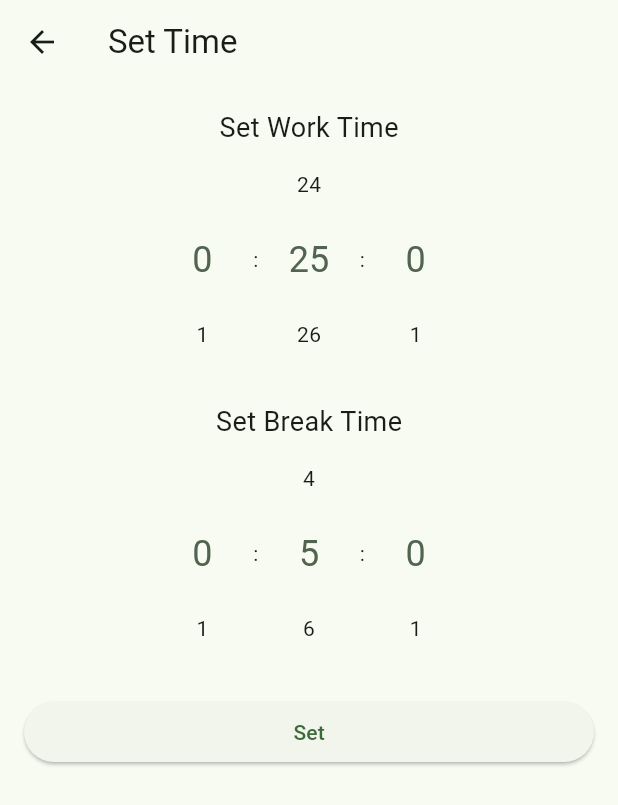
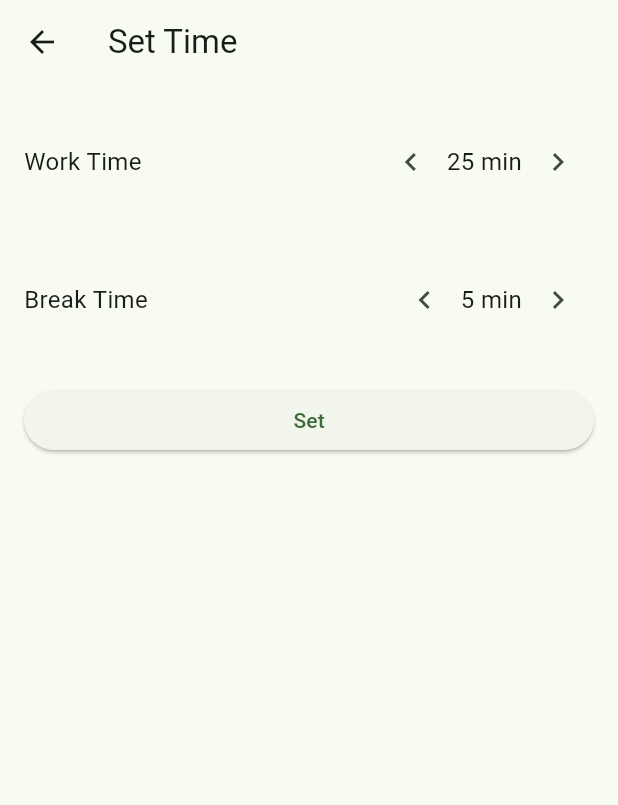
Before and after one commit to KvietelaitisMartynas/froggydoro_timer, a Flutter app: the screen it shows after launch, item 2 of the bottom bar chosen, after a tap on "Work/Break Time", on a phone screen of 412 x 824 dp. Shown: the top 805 px of the screen. Run offline on Flutter 3.47's test engine with Material 3 defaults, Android fonts, the phone set to English and light mode, and no system bars; drawn by our look-alikes of numberpicker; our stand-ins replace flutter_local_notifications, shared_preferences, wakelock_plus.

Commit message:
Time selection
Changed how the time is selected, hours deleted

```diff
--- a/froggydoro/lib/screens/main_screen.dart
+++ b/froggydoro/lib/screens/main_screen.dart
@@ -19,10 +19,8 @@ class _MainScreenState extends State<MainScreen>
   late TabController _tabController;
   int _selectedIndex = 0;
 
-  int _workHours = 0;
   int _workMinutes = 25;
   int _workSeconds = 0;
-  int _breakHours = 0;
   int _breakMinutes = 5;
   int _breakSeconds = 0;
   int _totalSeconds = 0;
@@ -60,31 +58,27 @@ class _MainScreenState extends State<MainScreen>
   }
 
   void _updateTimer(
-    int workHours,
     int workMinutes,
     int workSeconds,
-    int breakHours,
     int breakMinutes,
     int breakSeconds,
   ) {
     setState(() {
-      _workHours = workHours;
       _workMinutes = workMinutes;
       _workSeconds = workSeconds;
-      _breakHours = breakHours;
       _breakMinutes = breakMinutes;
       _breakSeconds = breakSeconds;
       if (_isBreakTime) {
-        _totalSeconds = _breakHours * 3600 + _breakMinutes * 60 + _breakSeconds;
+        _totalSeconds = _breakMinutes * 60 + _breakSeconds;
       } else {
-        _totalSeconds = _workHours * 3600 + _workMinutes * 60 + _workSeconds;
+        _totalSeconds = _workMinutes * 60 + _workSeconds;
       }
     });
     _resetTimer();
   }
 
   void _startTimer() {
-    if (_isRunning || (_workHours == 0 && _workMinutes == 0 && _workSeconds == 0)) return;
+    if (_isRunning || (_workMinutes == 0 && _workSeconds == 0)) return;
 
     setState(() {
       _isRunning = true;
@@ -114,7 +108,7 @@ class _MainScreenState extends State<MainScreen>
   void _startBreakTime() {
     setState(() {
       _isBreakTime = true;
-      _totalSeconds = _breakHours * 3600 + _breakMinutes * 60 + _breakSeconds;
+      _totalSeconds = _breakMinutes * 60 + _breakSeconds;
     });
 
     Notifications().showNotification(
@@ -127,7 +121,7 @@ class _MainScreenState extends State<MainScreen>
   void _restartWorkTime() {
     setState(() {
       _isBreakTime = false;
-      _totalSeconds = _workHours * 3600 + _workMinutes * 60 + _workSeconds;
+      _totalSeconds = _workMinutes * 60 + _workSeconds;
     });
 
     Notifications().showNotification(
@@ -151,14 +145,13 @@ class _MainScreenState extends State<MainScreen>
   void _resetTimer() {
     _stopTimer();
     _isBreakTime = false;
-    _totalSeconds = _workHours * 3600 + _workMinutes * 60 + _workSeconds;
+    _totalSeconds = _workMinutes * 60 + _workSeconds;
   }
 
   String _formatTime(int totalSeconds) {
-    int hours = totalSeconds ~/ 3600;
-    int minutes = (totalSeconds % 3600) ~/ 60;
+    int minutes = totalSeconds ~/ 60;
     int seconds = totalSeconds % 60;
-    return '${hours.toString().padLeft(2, '0')}:${minutes.toString().padLeft(2, '0')}:${seconds.toString().padLeft(2, '0')}';
+    return '${minutes.toString().padLeft(2, '0')}:${seconds.toString().padLeft(2, '0')}';
   }
 
   void _loadSessionCount() async {
@@ -176,13 +169,11 @@ class _MainScreenState extends State<MainScreen>
   void _loadTimeSettings() async {
     SharedPreferences prefs = await SharedPreferences.getInstance();
     setState(() {
-      _workHours = prefs.getInt('workHours') ?? 0;
       _workMinutes = prefs.getInt('workMinutes') ?? 25;
-      _workSeconds = prefs.getInt('workSeconds') ?? 0;
-      _breakHours = prefs.getInt('breakHours') ?? 0;
+      _workSeconds = 0;
       _breakMinutes = prefs.getInt('breakMinutes') ?? 5;
-      _breakSeconds = prefs.getInt('breakSeconds') ?? 0;
-      _updateTimer(_workHours, _workMinutes, _workSeconds, _breakHours, _breakMinutes, _breakSeconds);
+      _breakSeconds = 0;
+      _updateTimer(_workMinutes, _workSeconds, _breakMinutes, _breakSeconds);
     });
   }
 
--- a/froggydoro/lib/screens/settings_screen.dart
+++ b/froggydoro/lib/screens/settings_screen.dart
@@ -3,7 +3,7 @@ import 'package:shared_preferences/shared_preferences.dart';
 import 'time_settings_screen.dart';
 
 class SettingsScreen extends StatefulWidget {
-  final Function(int, int, int, int, int, int) updateTimer;
+  final Function(int, int, int, int) updateTimer;
   final ValueChanged<ThemeMode> onThemeModeChanged;
 
   const SettingsScreen({
--- a/froggydoro/lib/screens/time_settings_screen.dart
+++ b/froggydoro/lib/screens/time_settings_screen.dart
@@ -1,9 +1,9 @@
 import 'package:flutter/material.dart';
 import 'package:shared_preferences/shared_preferences.dart';
-import '../widgets/time_picker.dart';
+import '../widgets/time_step.dart';
 
 class TimeSettingsScreen extends StatefulWidget {
-  final Function(int, int, int, int, int, int) updateTimer;
+  final Function(int, int, int, int) updateTimer;
 
   const TimeSettingsScreen({required this.updateTimer, super.key});
 
@@ -12,12 +12,8 @@ class TimeSettingsScreen extends StatefulWidget {
 }
 
 class _TimeSettingsScreenState extends State<TimeSettingsScreen> {
-  int _workHours = 0;
   int _workMinutes = 25;
-  int _workSeconds = 0;
-  int _breakHours = 0;
   int _breakMinutes = 5;
-  int _breakSeconds = 0;
 
   @override
   void initState() {
@@ -28,23 +24,57 @@ class _TimeSettingsScreenState extends State<TimeSettingsScreen> {
   Future<void> _loadTimeSettings() async {
     final prefs = await SharedPreferences.getInstance();
     setState(() {
-      _workHours = prefs.getInt('workHours') ?? 0;
       _workMinutes = prefs.getInt('workMinutes') ?? 25;
-      _workSeconds = prefs.getInt('workSeconds') ?? 0;
-      _breakHours = prefs.getInt('breakHours') ?? 0;
       _breakMinutes = prefs.getInt('breakMinutes') ?? 5;
-      _breakSeconds = prefs.getInt('breakSeconds') ?? 0;
     });
   }
 
   Future<void> _saveTimeSettings() async {
     final prefs = await SharedPreferences.getInstance();
-    await prefs.setInt('workHours', _workHours);
     await prefs.setInt('workMinutes', _workMinutes);
-    await prefs.setInt('workSeconds', _workSeconds);
-    await prefs.setInt('breakHours', _breakHours);
     await prefs.setInt('breakMinutes', _breakMinutes);
-    await prefs.setInt('breakSeconds', _breakSeconds);
+  }
+
+  void saveTime() {
+    widget.updateTimer(
+      _workMinutes,
+      0,
+      _breakMinutes,
+      0,
+    );
+    _saveTimeSettings();
+  }
+
+  void addWorkTime() {
+    setState(() {
+      if (_workMinutes < 60){
+        _workMinutes += 5;
+      }
+    });
+  }
+
+  void subtractWorkTime() {
+    setState(() {
+      if (_workMinutes > 5) {
+        _workMinutes -= 5;
+      }
+    });
+  }
+
+  void addBreakTime() {
+    setState(() {
+      if (_breakMinutes < 30){
+        _breakMinutes += 5;
+      }
+    });
+  }
+
+  void subtractBreakTime() {
+    setState(() {
+      if (_breakMinutes > 5) {
+        _breakMinutes -= 5;
+      }
+    });
   }
 
   @override
@@ -55,41 +85,24 @@ class _TimeSettingsScreenState extends State<TimeSettingsScreen> {
         padding: const EdgeInsets.all(16.0),
         child: ListView(
           children: [
-            TimePickerWidget(
-              label: "Set Work Time",
-              hours: _workHours,
-              minutes: _workMinutes,
-              seconds: _workSeconds,
-              onHoursChanged: (value) => setState(() => _workHours = value),
-              onMinutesChanged: (value) => setState(() => _workMinutes = value),
-              onSecondsChanged: (value) => setState(() => _workSeconds = value),
+            TimeStep(
+              label: "Work Time",
+              value: _workMinutes,
+              onIncrement: addWorkTime,
+              onDecrement: subtractWorkTime,
+              unit: 'min',
             ),
             const SizedBox(height: 20),
-            TimePickerWidget(
-              label: "Set Break Time",
-              hours: _breakHours,
-              minutes: _breakMinutes,
-              seconds: _breakSeconds,
-              onHoursChanged: (value) => setState(() => _breakHours = value),
-              onMinutesChanged:
-                  (value) => setState(() => _breakMinutes = value),
-              onSecondsChanged:
-                  (value) => setState(() => _breakSeconds = value),
+            TimeStep(
+              label: "Break Time",
+              value: _breakMinutes,
+              onIncrement: addBreakTime,
+              onDecrement: subtractBreakTime,
+              unit: 'min',
             ),
             const SizedBox(height: 20),
             ElevatedButton(
-              onPressed: () {
-                widget.updateTimer(
-                  _workHours,
-                  _workMinutes,
-                  _workSeconds,
-                  _breakHours,
-                  _breakMinutes,
-                  _breakSeconds,
-                );
-                _saveTimeSettings();
-                Navigator.pop(context);
-              },
+              onPressed: saveTime,
               child: const Text("Set"),
             ),
           ],
--- a/froggydoro/lib/widgets/time_picker.dart
+++ /dev/null
@@ -1,54 +0,0 @@
-import 'package:flutter/material.dart';
-import 'package:numberpicker/numberpicker.dart';
-
-class TimePickerWidget extends StatelessWidget {
-  final String label;
-  final int hours;
-  final int minutes;
-  final int seconds;
-  final ValueChanged<int> onHoursChanged;
-  final ValueChanged<int> onMinutesChanged;
-  final ValueChanged<int> onSecondsChanged;
-
-  const TimePickerWidget({
-    required this.label,
-    required this.hours,
-    required this.minutes,
-    required this.seconds,
-    required this.onHoursChanged,
-    required this.onMinutesChanged,
-    required this.onSecondsChanged,
-    super.key,
-  });
-
-  @override
-  Widget build(BuildContext context) {
-    return Column(
-      children: [
-        Text(label, style: const TextStyle(fontSize: 18)),
-        Row(
-          mainAxisAlignment: MainAxisAlignment.center,
-          children: [
-            _buildNumberPicker(hours, 23, onHoursChanged),
-            const Text(" : "),
-            _buildNumberPicker(minutes, 59, onMinutesChanged),
-            const Text(" : "),
-            _buildNumberPicker(seconds, 59, onSecondsChanged),
-          ],
-        ),
-      ],
-    );
-  }
-
-  Widget _buildNumberPicker(int value, int max, ValueChanged<int> onChanged) {
-    return SizedBox(
-      width: 60,
-      child: NumberPicker(
-        value: value,
-        minValue: 0,
-        maxValue: max,
-        onChanged: onChanged,
-      ),
-    );
-  }
-}
--- /dev/null
+++ b/froggydoro/lib/widgets/time_step.dart
@@ -0,0 +1,45 @@
+import 'package:flutter/material.dart';
+
+class TimeStep extends StatelessWidget {
+  final String label;
+  final int value;
+  final VoidCallback onIncrement;
+  final VoidCallback onDecrement;
+  final String unit;
+
+  const TimeStep({
+    super.key,
+    required this.label,
+    required this.value,
+    required this.onIncrement,
+    required this.onDecrement,
+    this.unit = 'min',
+  });
+
+  @override
+  Widget build(BuildContext context) {
+    return Padding(
+      padding: const EdgeInsets.symmetric(vertical: 12.0),
+      child: Row(
+        mainAxisAlignment: MainAxisAlignment.spaceBetween,
+        children: [
+          Text(label, style: const TextStyle(fontSize: 16)),
+          Row(
+            children: [
+              IconButton(
+                icon: const Icon(Icons.chevron_left),
+                onPressed: onDecrement,
+              ),
+              Text('$value ${unit.isNotEmpty ? unit : ''}',
+                  style: const TextStyle(fontSize: 16)),
+              IconButton(
+                icon: const Icon(Icons.chevron_right),
+                onPressed: onIncrement,
+              ),
+            ],
+          ),
+        ],
+      ),
+    );
+  }
+}
```
Also changed, not shown: froggydoro/lib/screens/timer_screen.dart (+3 -10 lines).
